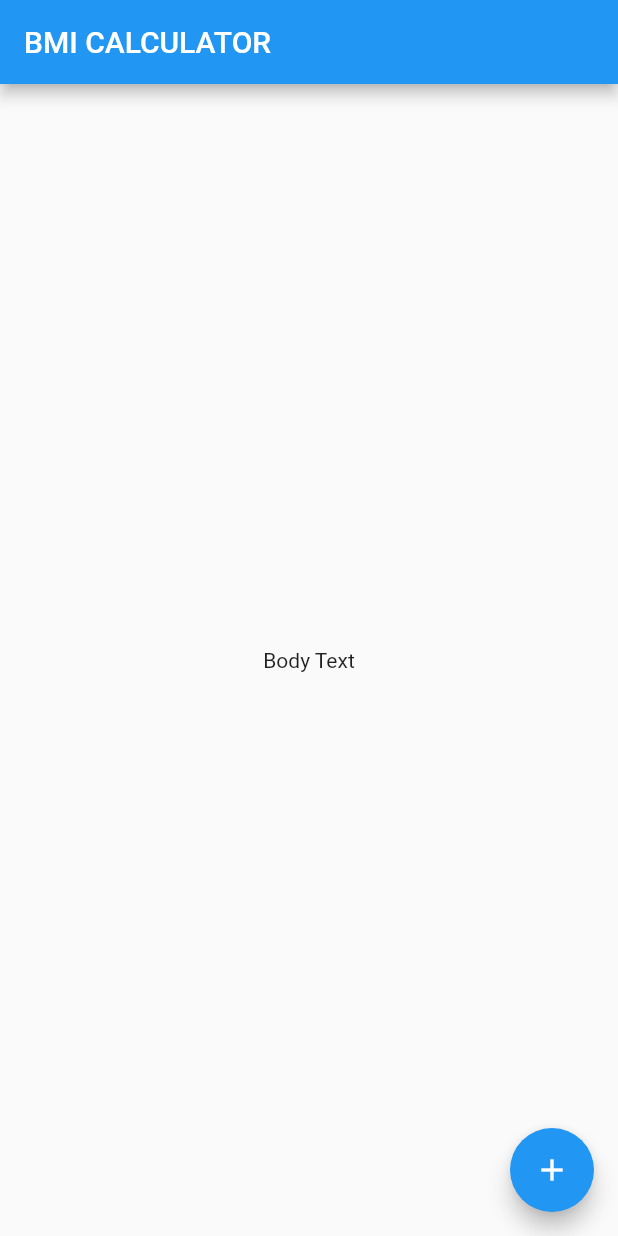
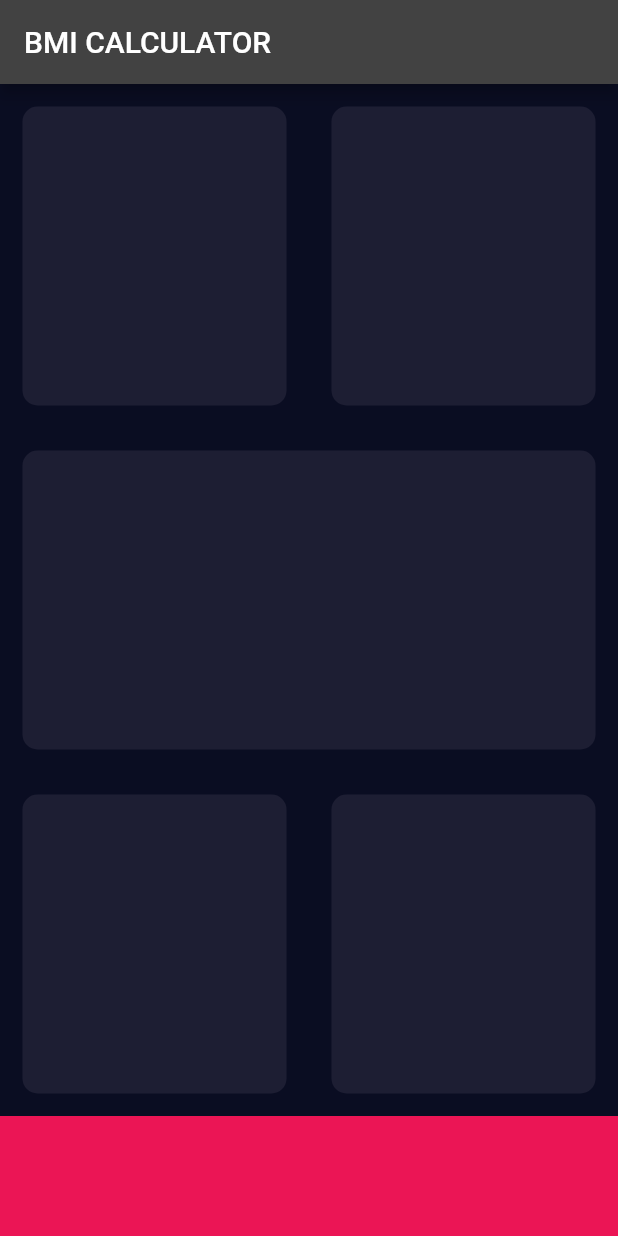
Before and after one commit to HeratUni-CS/bmi-calculator-Rezaazimi3322, a Flutter app: the screen it shows after launch, on a phone screen of 412 x 824 dp. Run offline on Flutter 3.47's test engine with Material 2 defaults, Android fonts, the phone set to English and light mode, and no system bars.

Commit message:
BMI app created

```diff
--- /dev/null
+++ b/lib/input_page.dart
@@ -0,0 +1,62 @@
+import 'package:flutter/material.dart';
+
+const double bottomContainerHeight = 80;
+const bottomContainerColor = Color(0XFFEB1555);
+const activeCardColor = Color(0XFF1D1E33);
+
+class InputPage extends StatefulWidget {
+  @override
+  State<InputPage> createState() => _InputPageState();
+}
+
+class _InputPageState extends State<InputPage> {
+  @override
+  Widget build(BuildContext context) {
+    return Scaffold(
+        appBar: AppBar(
+          title: Text('BMI CALCULATOR'),
+        ),
+        body: Column(
+          children: [
+            Expanded(
+                child: Row(
+              children: [
+                Expanded(child: ReusableCard()),
+                Expanded(child: ReusableCard()),
+              ],
+            )),
+            Expanded(child: ReusableCard()),
+            Expanded(
+                child: Row(
+              children: [
+                Expanded(child: ReusableCard()),
+                Expanded(
+                  child: ReusableCard(),
+                ),
+              ],
+            )),
+            Container(
+              color: bottomContainerColor,
+              width: double.infinity,
+              height: bottomContainerHeight,
+            )
+          ],
+        ));
+  }
+}
+
+class ReusableCard extends StatelessWidget {
+  final Color? color;
+  ReusableCard({this.color});
+
+  @override
+  Widget build(BuildContext context) {
+    return Container(
+      margin: EdgeInsets.all(15),
+      decoration: BoxDecoration(
+        color: color ?? activeCardColor,
+        borderRadius: BorderRadius.circular(10),
+      ),
+    );
+  }
+}
--- a/lib/main.dart
+++ b/lib/main.dart
@@ -1,4 +1,5 @@
 import 'package:flutter/material.dart';
+import 'input_page.dart';
 
 void main() => runApp(BMICalculator());
 
@@ -6,30 +7,11 @@ class BMICalculator extends StatelessWidget {
   @override
   Widget build(BuildContext context) {
     return MaterialApp(
+      theme: ThemeData.dark().copyWith(
+        primaryColor: Color(0xFF0A0D22),
+        scaffoldBackgroundColor: Color(0XFF0A0D22),
+      ),
       home: InputPage(),
     );
   }
 }
-
-class InputPage extends StatefulWidget {
-  @override
-  State<InputPage> createState() => _InputPageState();
-}
-
-class _InputPageState extends State<InputPage> {
-  @override
-  Widget build(BuildContext context) {
-    return Scaffold(
-      appBar: AppBar(
-        title: Text('BMI CALCULATOR'),
-      ),
-      body: Center(
-        child: Text('Body Text'),
-      ),
-      floatingActionButton: FloatingActionButton(
-        onPressed: () {},
-        child: Icon(Icons.add),
-      ),
-    );
-  }
-}
--- a/pubspec.yaml
+++ b/pubspec.yaml
@@ -20,7 +20,7 @@ publish_to: 'none' # Remove this line if you wish to publish to pub.dev
 version: 1.0.0+1
 
 environment:
-  sdk: '>=2.18.0 <3.0.0'
+  sdk: '>=2.17.0 <3.0.0'
 
 # Dependencies specify other packages that your package needs in order to work.
 # To automatically upgrade your package dependencies to the latest versions
@@ -36,6 +36,8 @@ dependencies:
   # The following adds the Cupertino Icons font to your application.
   # Use with the CupertinoIcons class for iOS style icons.
   cupertino_icons: ^1.0.2
+  font_awesome_flutter: ^10.1.0
+
 
 dev_dependencies:
   flutter_test:
```
Also changed, not shown: pubspec.lock.
